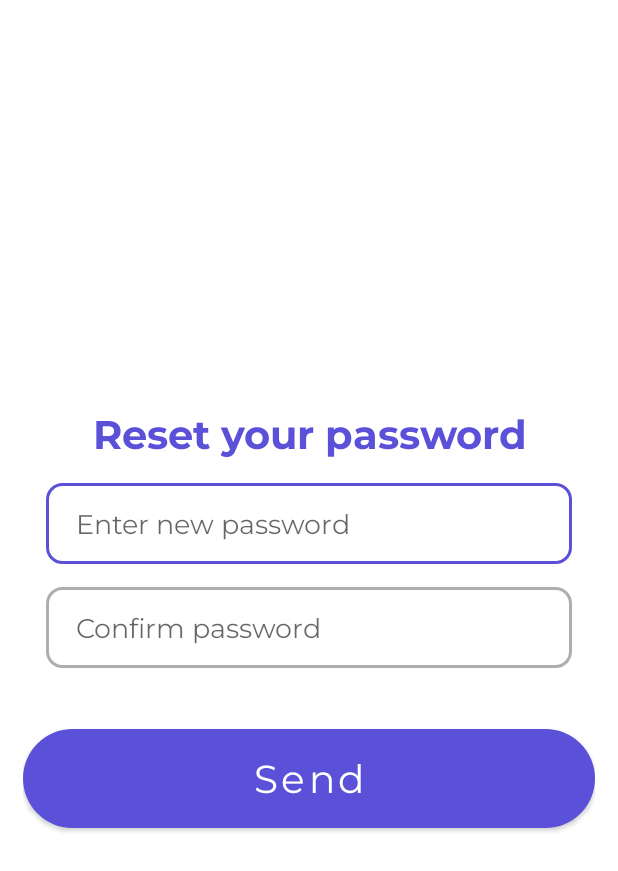
After one commit to bairemkh/najahni-android, an Android app: the ResetPasswordActivity screen opened directly, with no data from a screen before it, on a phone screen of 412 x 824 dp. The commit adds this screen. Shown: the top 871 px of the screen. Run offline under Robolectric (Android 15) with nearby library versions, the phone set to English and light mode, and no system bars.

Commit message:
fix forgot password with change password

```diff
--- a/app/src/main/AndroidManifest.xml
+++ b/app/src/main/AndroidManifest.xml
@@ -15,6 +15,9 @@
         android:theme="@style/Theme.Najahni"
         android:usesCleartextTraffic="true"
         tools:targetApi="31">
+        <activity
+            android:name=".views.resetpassword.ResetPasswordActivity"
+            android:exported="false" />
         <activity
             android:name=".views.otp.OtpActivity"
             android:exported="false" />
--- a/app/src/main/java/com/example/najahni/views/otp/OtpViewModel.kt
+++ b/app/src/main/java/com/example/najahni/views/otp/OtpViewModel.kt
@@ -8,12 +8,14 @@ import com.example.najahni.utils.ApiResponseHandling
 class OtpViewModel : ViewModel() {
     var success = MutableLiveData<Boolean>()
     var message = MutableLiveData<String>()
+    var token = MutableLiveData<String>()
 
     fun sendOtpClick(id: String,otp:String) {
         UserService.resetPassword(id,otp,object : ApiResponseHandling{
             override fun onSuccess(data: Any) {
-                success.value = data as Boolean
+                token.value = data as String
                 message.value = "Success"
+                success.value =  true
             }
 
             override fun onError(errorCode: Int, errorMessage: String) {
--- a/app/src/main/java/com/example/najahni/views/profile/ProfileFragment.kt
+++ b/app/src/main/java/com/example/najahni/views/profile/ProfileFragment.kt
@@ -8,6 +8,7 @@ import android.view.ViewGroup
 import android.widget.TextView
 import com.example.najahni.R
 import com.example.najahni.models.CurrentUser
+import com.example.najahni.utils.Consts
 import com.squareup.picasso.Picasso
 import de.hdodenhof.circleimageview.CircleImageView
 
@@ -18,7 +19,7 @@ class ProfileFragment : Fragment() {
         savedInstanceState: Bundle?
     ): View? {
         val view : View = inflater.inflate(R.layout.fragment_profile, container, false)
-        Picasso.get().load("http://192.168.1.16:9090" + CurrentUser.image).into(view.findViewById<CircleImageView>(R.id.profileimg))
+        Picasso.get().load(Consts.BASE_URL1 + CurrentUser.image).into(view.findViewById<CircleImageView>(R.id.profileimg))
         view.findViewById<TextView>(R.id.usernameprifile).text = CurrentUser.firstname + " " + CurrentUser.lastname
         view.findViewById<TextView>(R.id.emailprofile).text = CurrentUser.email
         return view
--- /dev/null
+++ b/app/src/main/java/com/example/najahni/views/resetpassword/ResetPasswordActivity.kt
@@ -0,0 +1,43 @@
+package com.example.najahni.views.resetpassword
+
+import android.content.Context
+import android.content.Intent
+import android.content.SharedPreferences
+import androidx.appcompat.app.AppCompatActivity
+import android.os.Bundle
+import android.widget.Button
+import android.widget.EditText
+import android.widget.Toast
+import androidx.lifecycle.ViewModelProvider
+import com.example.najahni.R
+import com.example.najahni.bottombarnavigation.MainActivity
+import com.example.najahni.utils.SharedPrefsNajahni
+
+class ResetPasswordActivity : AppCompatActivity() {
+    private lateinit var viewModel: ResetPasswordViewModel
+    override fun onCreate(savedInstanceState: Bundle?) {
+        super.onCreate(savedInstanceState)
+        setContentView(R.layout.activity_reset_password)
+        viewModel = ViewModelProvider(this)[ResetPasswordViewModel::class.java]
+
+        findViewById<Button>(R.id.sendpwdbtn).setOnClickListener {
+            val pwd = findViewById<EditText>(R.id.newpassword).text.toString()
+            val confirmPwd = findViewById<EditText>(R.id.confirmpassword).text.toString()
+
+            if(pwd.equals(confirmPwd)){
+                val sharedPreferences: SharedPreferences = getSharedPreferences(SharedPrefsNajahni.SHARED_PREFS, Context.MODE_PRIVATE)
+                val token = SharedPrefsNajahni.getToken(sharedPreferences)
+                viewModel.resetPasswordClicked(token,pwd)
+            }
+        }
+
+        viewModel.loginSuccess.observe(this){
+            if(it){
+                val intent = Intent(this, MainActivity::class.java)
+                startActivity(intent)
+            } else {
+                Toast.makeText(this, viewModel.message.value, Toast.LENGTH_LONG).show()
+            }
+        }
+    }
+}
--- /dev/null
+++ b/app/src/main/res/layout/activity_reset_password.xml
@@ -0,0 +1,84 @@
+<?xml version="1.0" encoding="utf-8"?>
+<androidx.constraintlayout.widget.ConstraintLayout xmlns:android="http://schemas.android.com/apk/res/android"
+    xmlns:app="http://schemas.android.com/apk/res-auto"
+    xmlns:tools="http://schemas.android.com/tools"
+    android:layout_width="match_parent"
+    android:layout_height="match_parent"
+    tools:context=".views.resetpassword.ResetPasswordActivity">
+
+    <LinearLayout
+        android:id="@+id/linearLayout5"
+        android:layout_width="0dp"
+        android:layout_height="0dp"
+        android:layout_margin="15dp"
+        android:layout_marginStart="14dp"
+        android:layout_marginTop="14dp"
+        android:layout_marginEnd="14dp"
+        android:layout_marginBottom="14dp"
+        android:gravity="center"
+        android:orientation="vertical"
+        app:layout_constraintBottom_toBottomOf="parent"
+        app:layout_constraintEnd_toEndOf="parent"
+        app:layout_constraintStart_toStartOf="parent"
+        app:layout_constraintTop_toTopOf="parent">
+
+        <TextView
+            android:layout_width="match_parent"
+            android:layout_height="wrap_content"
+            android:fontFamily="@font/montserrat_bold"
+            android:text="@string/reset_password"
+            android:textAlignment="center"
+            android:textColor="@color/primary_color"
+            android:textSize="12pt" />
+
+        <LinearLayout
+            android:layout_width="match_parent"
+            android:layout_height="wrap_content"
+            android:layout_gravity="center"
+            android:layout_margin="15sp"
+            android:gravity="center"
+            android:orientation="vertical">
+
+            <EditText
+                android:id="@+id/newpassword"
+                android:layout_width="match_parent"
+                android:layout_height="wrap_content"
+                android:background="@drawable/edit_text_background"
+                android:elevation="2dp"
+                android:fontFamily="@font/montserrat_regular"
+                android:hint="@string/new_password"
+                android:inputType="textPassword"
+                android:paddingHorizontal="20dp"
+                android:paddingVertical="15dp"
+                android:textSize="18sp" />
+
+            <EditText
+                android:id="@+id/confirmpassword"
+                android:layout_width="match_parent"
+                android:layout_height="wrap_content"
+                android:layout_marginTop="15sp"
+                android:background="@drawable/edit_text_background"
+                android:elevation="2dp"
+                android:fontFamily="@font/montserrat_regular"
+                android:hint="@string/confirm_password"
+                android:inputType="textPassword"
+                android:paddingHorizontal="20dp"
+                android:paddingVertical="15dp"
+                android:textSize="18sp" />
+        </LinearLayout>
+
+        <Button
+            android:id="@+id/sendpwdbtn"
+            android:layout_width="match_parent"
+            android:layout_height="wrap_content"
+            android:layout_marginTop="25dp"
+            android:background="@drawable/filter_background"
+            android:fontFamily="@font/montserrat_regular"
+            android:paddingVertical="10dp"
+            android:text="@string/send"
+            android:textAllCaps="false"
+            android:textColor="@color/white"
+            android:textSize="26sp" />
+    </LinearLayout>
+
+</androidx.constraintlayout.widget.ConstraintLayout>
--- a/app/src/main/res/values/strings.xml
+++ b/app/src/main/res/values/strings.xml
@@ -12,6 +12,9 @@
     <string name="forgot_description">If you have your password, you have to type it in and finaly you receive an email to retrieve it.First you get a 4 digit pin code and then you put it in the form</string>
     <string name="otp">Type the code to reset your password</string>
     <string name="otp_description">Otp</string>
+    <string name="reset_password">Reset your password</string>
+    <string name="new_password">Enter new password</string>
+    <string name="confirm_password">Confirm password</string>
     <!-- TODO: Remove or change this placeholder text -->
     <string name="hello_blank_fragment">Hello blank fragment</string>
 </resources>
```
Also changed, not shown: app/src/main/java/com/example/najahni/services/implementation/UserService.kt (+30 -1 lines), app/src/main/java/com/example/najahni/services/retrofitInterfaces/IUserRetrofit.kt (+7 -0 lines), app/src/main/java/com/example/najahni/views/otp/OtpActivity.kt (+11 -2 lines), app/src/main/java/com/example/najahni/views/resetpassword/ResetPasswordViewModel.kt (added, +36 -0 lines).
